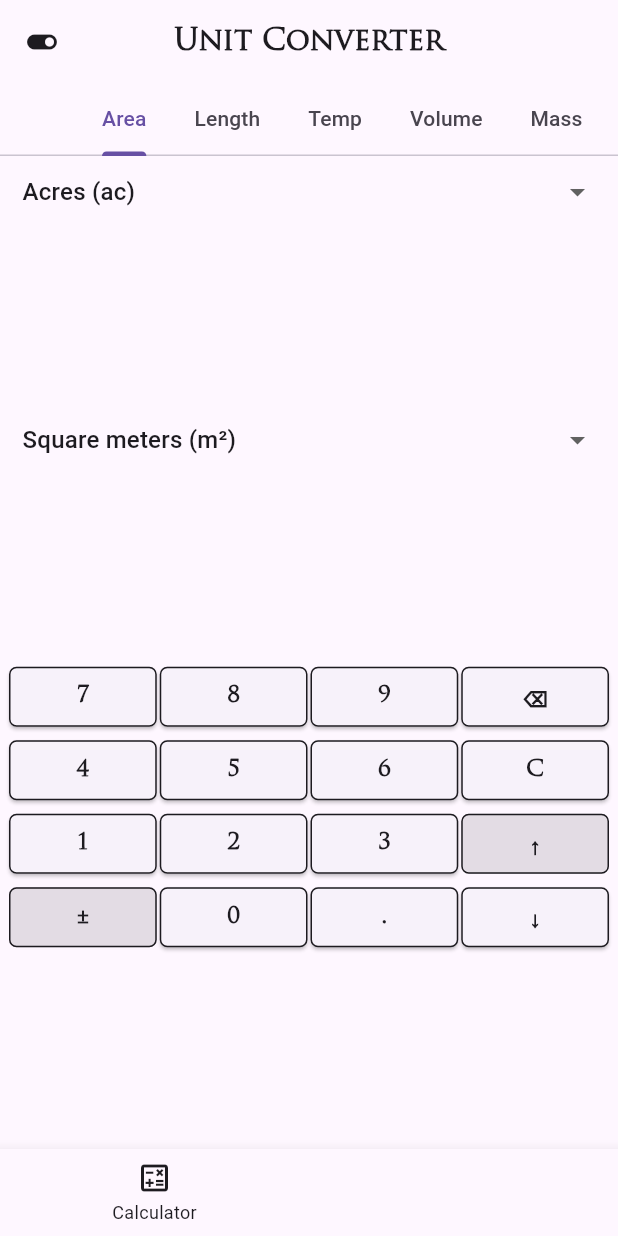
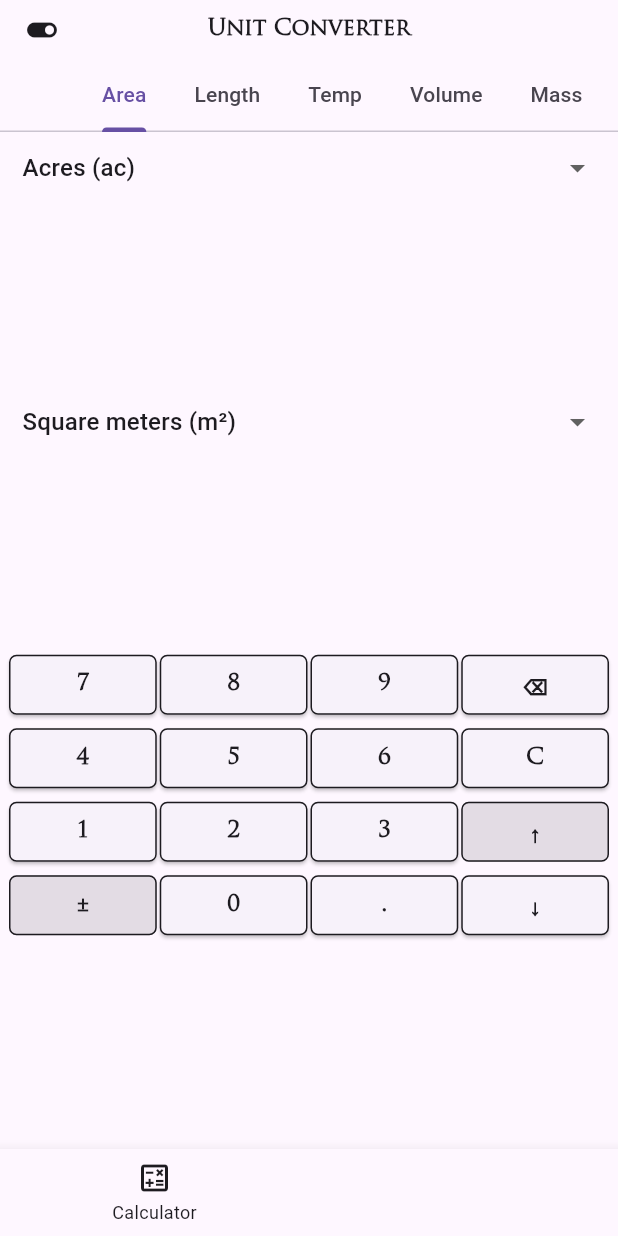
Before and after one commit to Chuckibmk/simple-calculator, a Flutter app: the screen it shows after launch, swiped to page 2, on a phone screen of 412 x 824 dp. Run offline on Flutter 3.47's test engine with Material 3 defaults, Android fonts, the phone set to English and light mode, and no system bars; our stand-ins replace google_mobile_ads; network calls fail.

Commit message:
solved overflow issues, seems firebase is outdated, getting firebase error

```diff
--- a/lib/converter.dart
+++ b/lib/converter.dart
@@ -110,12 +110,14 @@ class _ConverterState extends State<Converter>
 
     return LayoutBuilder(builder: (context, constraints) {
       return Scaffold(
-        appBar: AppBar(
+        appBar: PreferredSize(
+          preferredSize: const Size.fromHeight(40),
+          child: AppBar(
               title: const Text(
                 'Unit Converter',
                 style: TextStyle(
                   fontFamily: 'Trajan Pro',
-                fontSize: 20,
+                  fontSize: 15,
                   fontWeight: FontWeight.bold,
                 ),
               ),
@@ -128,6 +130,7 @@ class _ConverterState extends State<Converter>
                 },
                 // actions: [],
               )),
+        ),
         body: Column(children: [
           TabBar(
             isScrollable: true,
--- a/lib/dynamic_class.dart
+++ b/lib/dynamic_class.dart
@@ -156,7 +156,7 @@ class _DynaState extends State<Dyna> {
                 controller: widget.dyna1[0],
                 maxLines: 1,
                 style: const TextStyle(
-                  fontSize: 30,
+                  fontSize: 20,
                   fontFamily: 'Trajan Pro',
                 ),
                 decoration: const InputDecoration(
@@ -194,7 +194,7 @@ class _DynaState extends State<Dyna> {
                 controller: widget.dyna1[1],
                 maxLines: 1,
                 style: const TextStyle(
-                  fontSize: 30,
+                  fontSize: 20,
                   fontFamily: 'Trajan Pro',
                 ),
                 decoration: const InputDecoration(
--- a/lib/main.dart
+++ b/lib/main.dart
@@ -98,7 +98,7 @@ class _HomeState extends State<Home> {
 
     BannerAd(
       adUnitId: Adhelper.bannerAdUnitId,
-      request: AdRequest(),
+      request: const AdRequest(),
       size: AdSize.banner,
       listener: BannerAdListener(onAdLoaded: (ad) {
         setState(() {
```
Also changed, not shown: lib/basiccalc.dart (+8 -4 lines). Lines whose indentation alone changed are shown as unchanged.
